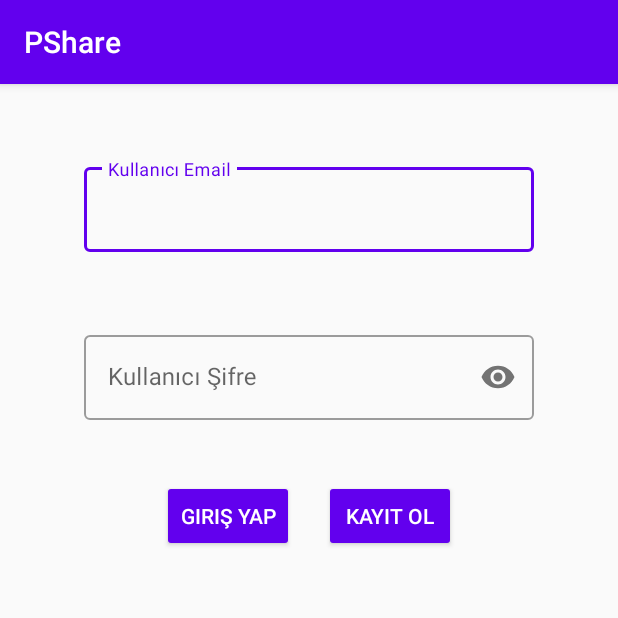
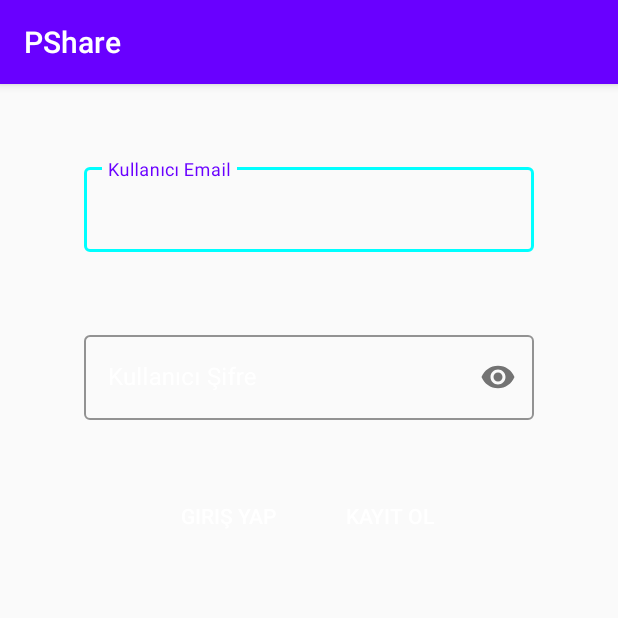
Before and after one commit to FurkanKaraketir/PShare, an Android app: the screen it shows after launch (KullaniciActivity), on a phone screen of 412 x 824 dp, the top half of it. Run offline under Robolectric (Android 15) with nearby library versions, the light colour scheme and no system bars; our stand-ins replace Firebase (no records; nobody signed in at launch, a user with empty details on screens opened directly).

Commit message:
Dark Mode

```diff
--- a/app/src/main/res/layout/activity_main.xml
+++ b/app/src/main/res/layout/activity_main.xml
@@ -13,7 +13,12 @@
         android:layout_height="wrap_content"
         android:layout_centerHorizontal="true"
         android:layout_marginTop="50dp"
-        android:hint="@string/kullan_c_email">
+        android:hint="@string/kullan_c_email"
+        android:outlineAmbientShadowColor="@color/beyaz"
+        android:outlineSpotShadowColor="@color/beyaz"
+        android:textColorHint="@color/beyaz"
+        app:boxStrokeColor="@color/mavi"
+        tools:targetApi="p">
 
         <com.google.android.material.textfield.TextInputEditText
             android:id="@+id/emailText"
@@ -32,7 +37,12 @@
         android:layout_centerHorizontal="true"
         android:layout_marginTop="50dp"
         android:hint="@string/kullan_c_ifre"
-        app:passwordToggleEnabled="true">
+        android:outlineAmbientShadowColor="@color/beyaz"
+        android:outlineSpotShadowColor="@color/beyaz"
+        android:textColorHint="@color/beyaz"
+        app:boxStrokeColor="@color/mavi"
+        app:passwordToggleEnabled="true"
+        tools:targetApi="p">
 
         <com.google.android.material.textfield.TextInputEditText
             android:id="@+id/passwordText"
@@ -53,19 +63,21 @@
 
         <Button
             android:id="@+id/mainGirisYap"
-            style="@style/Widget.AppCompat.Button.Colored"
+            style="@style/Widget.AppCompat.Button.Borderless"
             android:layout_width="wrap_content"
             android:layout_height="wrap_content"
             android:layout_margin="10dp"
-            android:text="@string/giri_yap"/>
+            android:text="@string/giri_yap"
+            android:textColor="@color/beyaz" />
 
         <Button
             android:id="@+id/mainKayitOl"
-            style="@style/Widget.AppCompat.Button.Colored"
+            style="@style/Widget.AppCompat.Button.Borderless"
             android:layout_width="wrap_content"
             android:layout_height="wrap_content"
             android:layout_margin="10dp"
-            android:text="@string/kay_t_ol"/>
+            android:text="@string/kay_t_ol"
+            android:textColor="@color/beyaz" />
     </LinearLayout>
 
 
--- a/app/src/main/res/layout/recycler_comment.xml
+++ b/app/src/main/res/layout/recycler_comment.xml
@@ -27,7 +27,7 @@
                     android:layout_gravity="center_vertical"
                     android:layout_margin="7dp"
                     android:text=""
-                    android:textColor="@color/colorPrimaryDark"
+                    android:textColor="@color/mavi"
                     android:textSize="12sp" />
 
                 <TextView
@@ -37,14 +37,14 @@
                     android:layout_gravity="center_vertical"
                     android:layout_margin="10dp"
                     android:text=""
-                    android:textColor="#009688"
+                    android:textColor="@color/beyaz"
                     android:textSize="18sp" />
             </LinearLayout>
 
 
             <ImageButton
                 android:id="@+id/deleteYorumButton"
-                style="@style/Widget.AppCompat.Button.Colored"
+                style="@style/Widget.AppCompat.Button.Borderless"
                 android:layout_width="0dp"
                 android:layout_height="50dp"
                 android:layout_gravity="center_vertical"
--- a/app/src/main/res/values/colors.xml
+++ b/app/src/main/res/values/colors.xml
@@ -1,8 +1,11 @@
 <?xml version="1.0" encoding="utf-8"?>
 <resources>
-    <color name="colorPrimary">#6200EE</color>
-    <color name="colorPrimaryDark">#3700B3</color>
-    <color name="colorAccent">#6200EE</color>
-    <color name="aciklama">#009688</color>
+    <color name="colorPrimary">#6900FF</color>
+    <color name="colorPrimaryDark">#4900EF</color>
+    <color name="colorAccent">#BA6CFF</color>
+    <color name="aciklama">#00DCC7</color>
     <color name="black_overlay">#66000000</color>
+    <color name="gri">#888888</color>
+    <color name="beyaz">#ffffffff</color>
+    <color name="mavi">#00FFFF</color>
 </resources>
--- a/app/src/main/res/values/strings.xml
+++ b/app/src/main/res/values/strings.xml
@@ -10,4 +10,5 @@
     <string name="kullan_c_ifre">Kullanıcı Şifre</string>
     <string name="giri_yap">Giriş Yap</string>
     <string name="kay_t_ol">Kayıt Ol</string>
+    <string name="_0_yorum">0 Yorum</string>
 </resources>
--- a/app/src/main/res/values/styles.xml
+++ b/app/src/main/res/values/styles.xml
@@ -1,6 +1,6 @@
 <resources>
     <!-- Base application theme. -->
-    <style name="AppTheme" parent="Theme.AppCompat.Light.DarkActionBar">
+    <style name="AppTheme" parent="Theme.AppCompat.DayNight.DarkActionBar">
         <!-- Customize your theme here. -->
         <item name="colorPrimary">@color/colorPrimary</item>
         <item name="colorPrimaryDark">@color/colorPrimaryDark</item>
```
Also changed, not shown: app/src/main/java/com/furkankrktr/pshare/adapter/HaberRecyclerAdapter.kt (+4 -4 lines), app/src/main/java/com/furkankrktr/pshare/adapter/HashtagRecyclerAdapter.kt (+5 -4 lines), app/src/main/java/com/furkankrktr/pshare/adapter/UserEmailFilterAdapter.kt (+5 -4 lines), app/src/main/res/drawable/ic_baseline_cancel_24.xml (+9 -4 lines), app/src/main/res/drawable/ic_yorum_white.xml (+9 -4 lines), app/src/main/res/layout/activity_fotograf_paylasma.xml (+10 -6 lines), app/src/main/res/layout/recycler_row.xml (+5 -5 lines).
